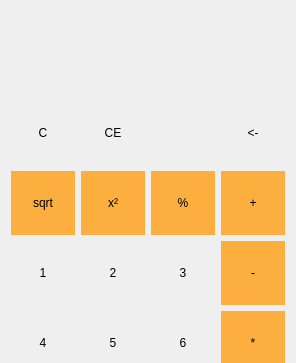
Qt form Rechner/mainwindow.ui (JohannesMund/Azubiprojekte) before a commit; both pictures show x 0 to 296 and y 0 to 363 of the 296 by 548 pixel window.
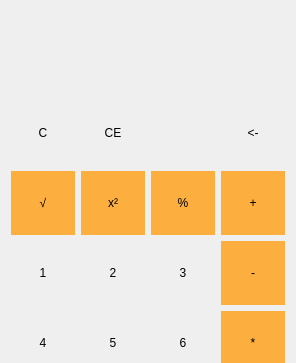
The same form after that commit.

Patch:
```diff
--- a/Rechner/mainwindow.ui
+++ b/Rechner/mainwindow.ui
@@ -7,7 +7,7 @@
     <x>0</x>
     <y>0</y>
     <width>292</width>
-    <height>545</height>
+    <height>547</height>
    </rect>
   </property>
   <property name="windowTitle">
@@ -262,7 +262,7 @@
        <string notr="true"/>
       </property>
       <property name="text">
-       <string>sqrt</string>
+       <string>√</string>
       </property>
       <property name="flat">
        <bool>true</bool>
```
